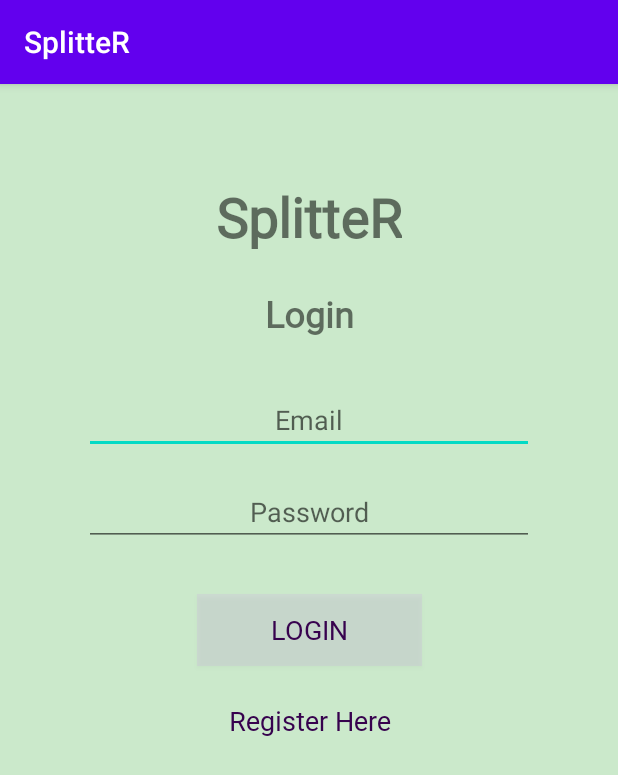
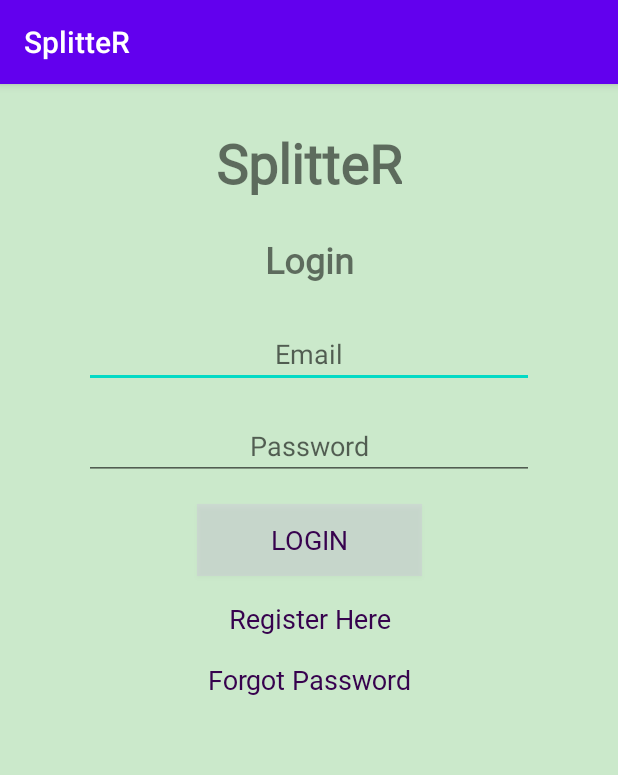
Before and after one commit to OReznyk/SplitteR, an Android app: the screen it shows after launch (Login), after a tap on "Login Here", on a phone screen of 412 x 824 dp. Shown: the top 775 px of the screen. Run offline under Robolectric (Android 15) with nearby library versions, the phone set to English and light mode, and no system bars; our stand-ins replace Firebase (no records; nobody signed in at launch, a user with empty details on screens opened directly); Roboto replaces fonts that are not available here; 1 other tap on this screen came first.

Commit message:
NEW: reset password (ok) OLD: registration/login/logout/firebase (ok)
ToDo: comments; continue app

```diff
--- a/app/src/main/java/com/splitter/Register.java
+++ b/app/src/main/java/com/splitter/Register.java
@@ -75,6 +75,7 @@ public class Register extends AppCompatActivity {
                             startActivity(new Intent(getApplicationContext(), MainActivity.class));
                         }else{
                             Toast.makeText(Register.this, "Error! "+ task.getException().getMessage(),Toast.LENGTH_SHORT).show();
+                            mRegProgBar.setVisibility(View.GONE);
                         }
                     }
                 });
--- a/app/src/main/res/layout/activity_login.xml
+++ b/app/src/main/res/layout/activity_login.xml
@@ -11,8 +11,8 @@
         android:id="@+id/app_name"
         android:layout_width="wrap_content"
         android:layout_height="wrap_content"
-        android:layout_marginTop="64dp"
-        android:text="SplitteR"
+        android:layout_marginTop="28dp"
+        android:text="@string/splitter"
         android:textAllCaps="false"
         android:textSize="36sp"
         android:textStyle="bold"
@@ -27,7 +27,7 @@
         android:layout_width="wrap_content"
         android:layout_height="wrap_content"
         android:layout_marginTop="24dp"
-        android:text="Login"
+        android:text="@string/login"
         android:textSize="24sp"
         android:textStyle="bold"
         app:fontFamily="@font/unkempt"
@@ -40,17 +40,18 @@
         android:layout_width="300dp"
         android:layout_height="wrap_content"
         android:layout_marginStart="16dp"
-        android:layout_marginTop="32dp"
+        android:layout_marginTop="24dp"
         android:layout_marginEnd="16dp"
         android:ems="10"
         android:gravity="center"
-        android:hint="Email"
+        android:hint="@string/email"
         android:inputType="textEmailAddress"
         app:layout_constraintBottom_toBottomOf="parent"
         app:layout_constraintEnd_toEndOf="parent"
         app:layout_constraintStart_toStartOf="parent"
         app:layout_constraintTop_toBottomOf="@+id/title"
-        app:layout_constraintVertical_bias="0.0" />
+        app:layout_constraintVertical_bias="0.0"
+        android:autofillHints="" />
 
     <EditText
         android:id="@+id/pwd"
@@ -63,24 +64,25 @@
         android:layout_marginRight="16dp"
         android:ems="10"
         android:gravity="center"
-        android:hint="Password"
+        android:hint="@string/password"
         android:inputType="textPassword"
         app:layout_constraintBottom_toBottomOf="parent"
         app:layout_constraintEnd_toEndOf="parent"
         app:layout_constraintStart_toStartOf="parent"
         app:layout_constraintTop_toBottomOf="@+id/email"
-        app:layout_constraintVertical_bias="0.0" />
+        app:layout_constraintVertical_bias="0.0"
+        android:autofillHints="" />
 
     <Button
         android:id="@+id/login_button"
         android:layout_width="150dp"
         android:layout_height="wrap_content"
         android:layout_marginStart="24dp"
-        android:layout_marginTop="32dp"
+        android:layout_marginTop="16dp"
         android:layout_marginEnd="24dp"
         android:background="#28D491EE"
         android:gravity="center"
-        android:text="Login"
+        android:text="@string/login"
         android:textColor="#37024E"
         android:textSize="18sp"
         app:fontFamily="@font/unkempt"
@@ -95,10 +97,10 @@
         android:layout_width="150dp"
         android:layout_height="wrap_content"
         android:layout_marginStart="24dp"
-        android:layout_marginTop="24dp"
+        android:layout_marginTop="16dp"
         android:layout_marginEnd="24dp"
         android:gravity="center"
-        android:text="Register Here"
+        android:text="@string/register_here"
         android:textAllCaps="false"
         android:textColor="#37024E"
         android:textSize="18sp"
@@ -112,10 +114,27 @@
     <ProgressBar
         android:id="@+id/log_prog_bar"
         style="?android:attr/progressBarStyle"
-        android:layout_width="wrap_content"
+        android:layout_width="27dp"
+        android:layout_height="33dp"
+        android:layout_marginTop="8dp"
+        android:visibility="invisible"
+        app:layout_constraintBottom_toBottomOf="parent"
+        app:layout_constraintEnd_toEndOf="parent"
+        app:layout_constraintHorizontal_bias="0.491"
+        app:layout_constraintStart_toStartOf="parent"
+        app:layout_constraintTop_toBottomOf="@+id/forgotPwdLink"
+        app:layout_constraintVertical_bias="0.217" />
+
+    <TextView
+        android:id="@+id/forgotPwdLink"
+        android:layout_width="150dp"
         android:layout_height="wrap_content"
-        android:layout_marginTop="32dp"
-        android:visibility="invisible"
+        android:layout_marginTop="16dp"
+        android:gravity="center"
+        android:text="@string/forgot_password"
+        android:textColor="#37024E"
+        android:textSize="18sp"
+        app:fontFamily="@font/unkempt"
         app:layout_constraintBottom_toBottomOf="parent"
         app:layout_constraintEnd_toEndOf="parent"
         app:layout_constraintStart_toStartOf="parent"
--- a/app/src/main/res/values/strings.xml
+++ b/app/src/main/res/values/strings.xml
@@ -1,3 +1,10 @@
 <resources>
     <string name="app_name">SplitteR</string>
+    <string name="password">Password</string>
+    <string name="splitter">SplitteR</string>
+    <string name="register_here">Register Here</string>
+    <string name="forgot_password">Forgot Password</string>
+    <string name="login">Login</string>
+    <string name="email">Email</string>
+    <string name="logout">logout</string>
 </resources>
```
Also changed, not shown: app/src/main/java/com/splitter/Login.java (+45 -2 lines), app/src/main/res/layout/activity_main.xml (+5 -2 lines).
